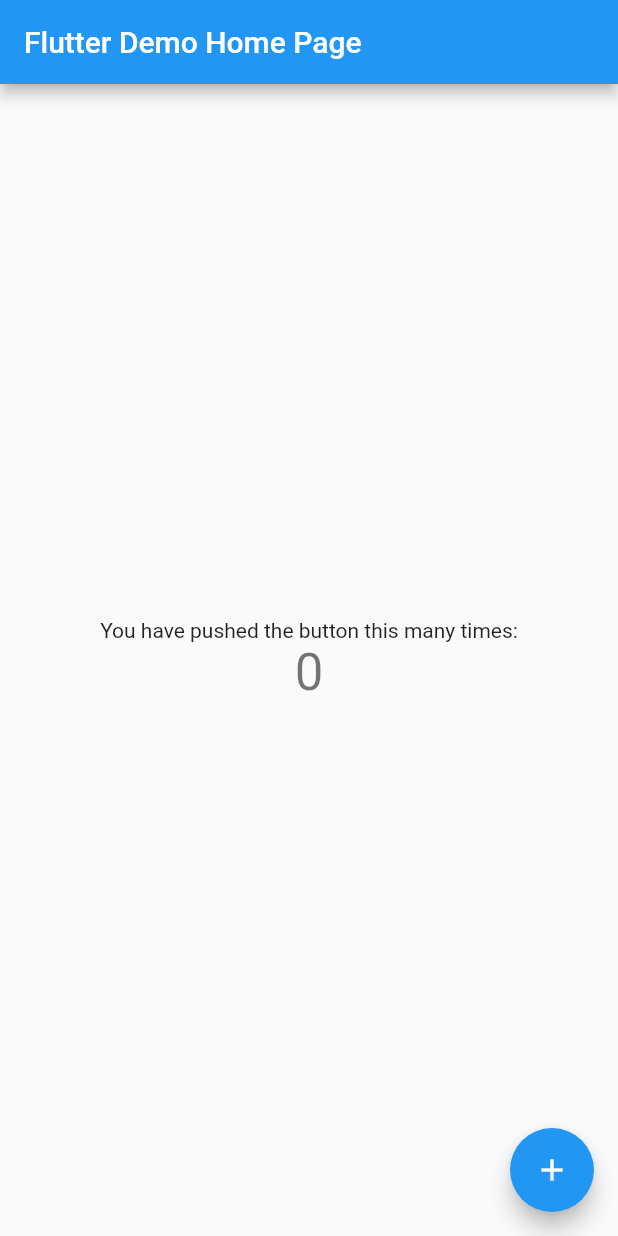
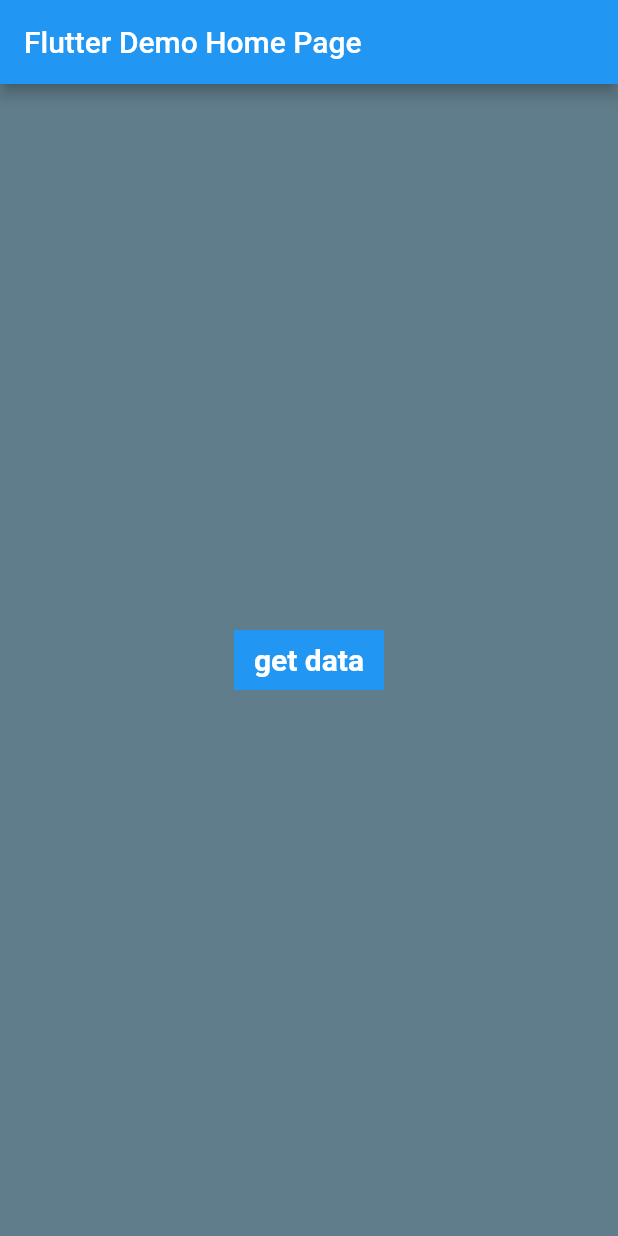
Before and after one commit to Nuri801/dio_test, a Flutter app: the screen it shows after launch, on a phone screen of 412 x 824 dp. Run offline on Flutter 3.47's test engine with Material 2 defaults, Android fonts, the phone set to English and light mode, and no system bars.

Commit message:
dio test

```diff
--- a/lib/main.dart
+++ b/lib/main.dart
@@ -7,21 +7,11 @@ void main() {
 class MyApp extends StatelessWidget {
   const MyApp({super.key});
 
-  // This widget is the root of your application.
   @override
   Widget build(BuildContext context) {
     return MaterialApp(
       title: 'Flutter Demo',
       theme: ThemeData(
-        // This is the theme of your application.
-        //
-        // Try running your application with "flutter run". You'll see the
-        // application has a blue toolbar. Then, without quitting the app, try
-        // changing the primarySwatch below to Colors.green and then invoke
-        // "hot reload" (press "r" in the console where you ran "flutter run",
-        // or simply save your changes to "hot reload" in a Flutter IDE).
-        // Notice that the counter didn't reset back to zero; the application
-        // is not restarted.
         primarySwatch: Colors.blue,
       ),
       home: const MyHomePage(title: 'Flutter Demo Home Page'),
@@ -32,15 +22,6 @@ class MyApp extends StatelessWidget {
 class MyHomePage extends StatefulWidget {
   const MyHomePage({super.key, required this.title});
 
-  // This widget is the home page of your application. It is stateful, meaning
-  // that it has a State object (defined below) that contains fields that affect
-  // how it looks.
-
-  // This class is the configuration for the state. It holds the values (in this
-  // case the title) provided by the parent (in this case the App widget) and
-  // used by the build method of the State. Fields in a Widget subclass are
-  // always marked "final".
-
   final String title;
 
   @override
@@ -48,68 +29,37 @@ class MyHomePage extends StatefulWidget {
 }
 
 class _MyHomePageState extends State<MyHomePage> {
-  int _counter = 0;
-
-  void _incrementCounter() {
-    setState(() {
-      // This call to setState tells the Flutter framework that something has
-      // changed in this State, which causes it to rerun the build method below
-      // so that the display can reflect the updated values. If we changed
-      // _counter without calling setState(), then the build method would not be
-      // called again, and so nothing would appear to happen.
-      _counter++;
-    });
-  }
-
   @override
   Widget build(BuildContext context) {
-    // This method is rerun every time setState is called, for instance as done
-    // by the _incrementCounter method above.
-    //
-    // The Flutter framework has been optimized to make rerunning build methods
-    // fast, so that you can just rebuild anything that needs updating rather
-    // than having to individually change instances of widgets.
     return Scaffold(
       appBar: AppBar(
-        // Here we take the value from the MyHomePage object that was created by
-        // the App.build method, and use it to set our appbar title.
         title: Text(widget.title),
       ),
-      body: Center(
-        // Center is a layout widget. It takes a single child and positions it
-        // in the middle of the parent.
-        child: Column(
-          // Column is also a layout widget. It takes a list of children and
-          // arranges them vertically. By default, it sizes itself to fit its
-          // children horizontally, and tries to be as tall as its parent.
-          //
-          // Invoke "debug painting" (press "p" in the console, choose the
-          // "Toggle Debug Paint" action from the Flutter Inspector in Android
-          // Studio, or the "Toggle Debug Paint" command in Visual Studio Code)
-          // to see the wireframe for each widget.
-          //
-          // Column has various properties to control how it sizes itself and
-          // how it positions its children. Here we use mainAxisAlignment to
-          // center the children vertically; the main axis here is the vertical
-          // axis because Columns are vertical (the cross axis would be
-          // horizontal).
-          mainAxisAlignment: MainAxisAlignment.center,
-          children: <Widget>[
-            const Text(
-              'You have pushed the button this many times:',
+      body: Container(
+        color: Colors.blueGrey,
+        child: Center(
+          child: MaterialButton(
+            onPressed: () {
+
+            },
+            child: Container(
+              width: 100,
+              height: 40,
+              color: Colors.blue,
+              child: const Center(
+                child:  Text(
+                  'get data',
+                  style: TextStyle(
+                    fontWeight: FontWeight.bold,
+                    fontSize: 20,
+                    color: Colors.white,
+                  ),
+                ),
+              ),
             ),
-            Text(
-              '$_counter',
-              style: Theme.of(context).textTheme.headline4,
-            ),
-          ],
+          ),
         ),
       ),
-      floatingActionButton: FloatingActionButton(
-        onPressed: _incrementCounter,
-        tooltip: 'Increment',
-        child: const Icon(Icons.add),
-      ), // This trailing comma makes auto-formatting nicer for build methods.
     );
   }
 }
```
